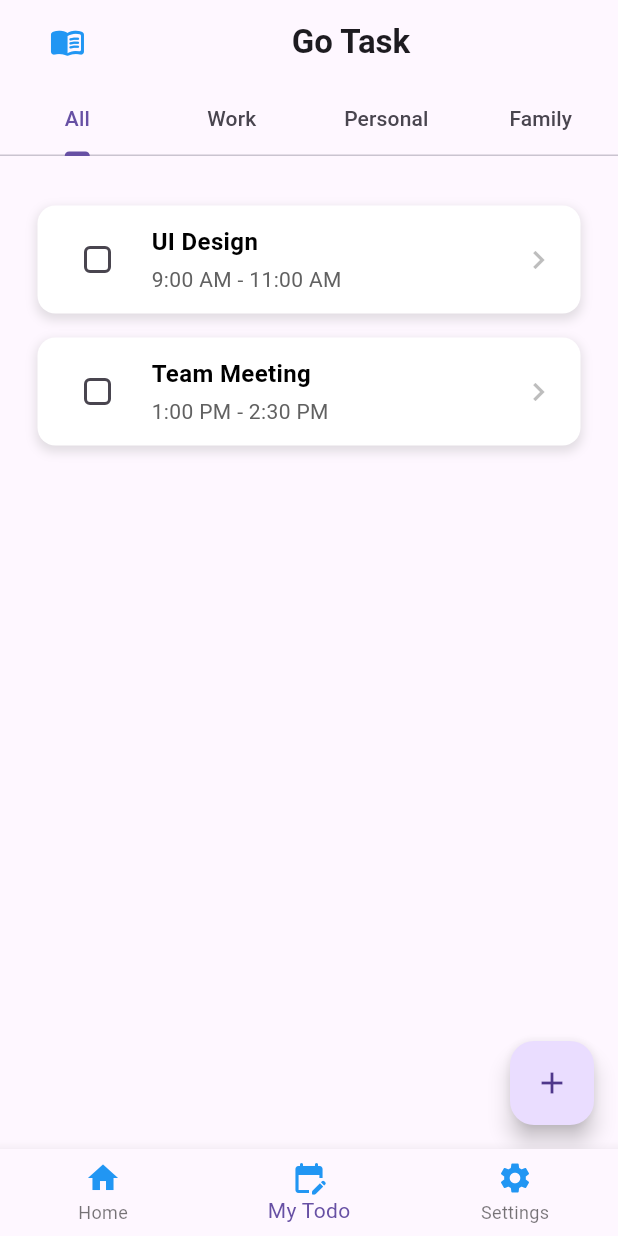
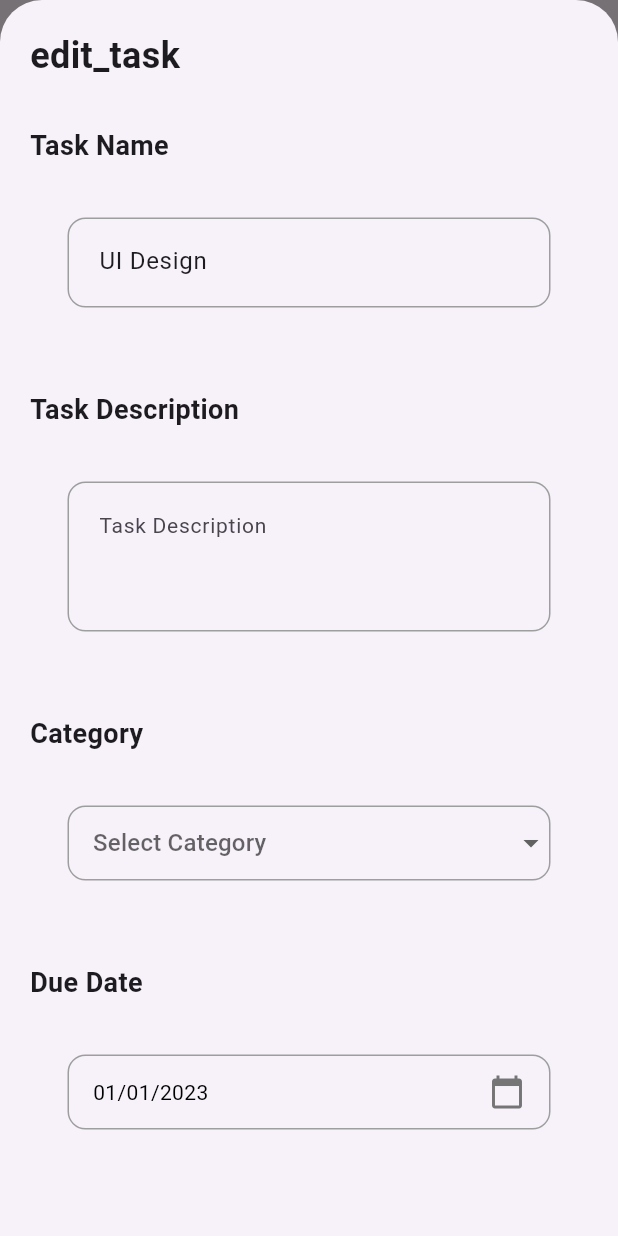
Before and after one commit to faid-terence/Go-Task, a Flutter app: the screen it shows after launch, after a tap on "Get Started", after a tap on "UI Design", on a phone screen of 412 x 824 dp. Run offline on Flutter 3.47's test engine with Material 3 defaults, Android fonts, the phone set to English and light mode, and no system bars; our stand-ins replace easy_localization, hive_flutter; accounts and stored records are empty.

Commit message:
Add edit functionality for todo items
- Create new EditTodoModal widget for editing existing tasks
- Update Todopage to integrate edit functionality
- Implement edit action in TodoList items
- Ensure consistent UI between add and edit interfaces
- Improve user experience by allowing in-place task editing

This commit introduces the ability for users to edit existing todo items,
enhancing the app's functionality and user experience. The new EditTodoModal
maintains UI consistency with the existing AddTodoPage, providing a seamless
interaction for users when modifying task details.

```diff
--- /dev/null
+++ b/lib/components/editTodoModel.dart
@@ -0,0 +1,135 @@
+import 'package:flutter/material.dart';
+import 'package:easy_localization/easy_localization.dart';
+import 'package:todo/components/myButton.dart';
+import 'package:todo/components/myDatePicker.dart';
+import 'package:todo/components/myDropDown.dart';
+import 'package:todo/components/myTextField.dart';
+
+class EditTodoModal extends StatefulWidget {
+  final Map<String, dynamic> task;
+  final Function(Map<String, dynamic>) onSave;
+
+  const EditTodoModal({Key? key, required this.task, required this.onSave})
+      : super(key: key);
+
+  @override
+  _EditTodoModalState createState() => _EditTodoModalState();
+}
+
+class _EditTodoModalState extends State<EditTodoModal> {
+  late TextEditingController taskNameController;
+  late TextEditingController descriptionController;
+  late DateTime? selectedDate;
+  late String? selectedCategory;
+
+  @override
+  void initState() {
+    super.initState();
+    taskNameController = TextEditingController(text: widget.task['taskName']);
+    descriptionController =
+        TextEditingController(text: widget.task['description']);
+    selectedDate = widget.task['startTime'];
+    selectedCategory = widget.task['category'];
+  }
+
+  void saveTask() {
+    if (taskNameController.text.isEmpty ||
+        selectedCategory == null ||
+        selectedDate == null) {
+      ScaffoldMessenger.of(context).showSnackBar(
+        SnackBar(content: Text('please_fill_all_required_fields'.tr())),
+      );
+      return;
+    }
+
+    final updatedTask = {
+      'taskName': taskNameController.text,
+      'description': descriptionController.text,
+      'category': selectedCategory,
+      'startTime': selectedDate,
+      'endTime': selectedDate?.add(const Duration(hours: 1)),
+      'isCompleted': widget.task['isCompleted'],
+    };
+
+    widget.onSave(updatedTask);
+    Navigator.of(context).pop();
+  }
+
+  @override
+  Widget build(BuildContext context) {
+    return Container(
+      padding: const EdgeInsets.all(20),
+      child: SingleChildScrollView(
+        child: Column(
+          crossAxisAlignment: CrossAxisAlignment.start,
+          mainAxisSize: MainAxisSize.min,
+          children: [
+            Text("edit_task".tr(),
+                style:
+                    const TextStyle(fontSize: 24, fontWeight: FontWeight.bold)),
+            const SizedBox(height: 20),
+            _buildSectionTitle("task_name".tr()),
+            Mytextfield(
+              controller: taskNameController,
+              hintText: "task_name".tr(),
+              icon: null,
+              obscureText: false,
+            ),
+            const SizedBox(height: 20),
+            _buildSectionTitle("task_description".tr()),
+            Mytextfield(
+              controller: descriptionController,
+              hintText: "task_description".tr(),
+              obscureText: false,
+              height: 100,
+            ),
+            const SizedBox(height: 20),
+            _buildSectionTitle("category".tr()),
+            CustomDropdown(
+              items: [
+                "work".tr(),
+                "personal".tr(),
+                "family".tr(),
+              ],
+              hint: "Select_category".tr(),
+              value: selectedCategory,
+              onChanged: (String? newValue) {
+                setState(() {
+                  selectedCategory = newValue;
+                });
+              },
+            ),
+            const SizedBox(height: 20),
+            _buildSectionTitle("due_date".tr()),
+            CustomDatePicker(
+              selectedDate: selectedDate,
+              onDateChanged: (DateTime newDate) {
+                setState(() {
+                  selectedDate = newDate;
+                });
+              },
+              hint: "Select_due_date".tr(),
+            ),
+            const SizedBox(height: 30),
+            Center(
+              child: Mybutton(
+                text: "save_changes".tr(),
+                onPressed: saveTask,
+              ),
+            ),
+          ],
+        ),
+      ),
+    );
+  }
+
+  Widget _buildSectionTitle(String title) {
+    return Padding(
+      padding: const EdgeInsets.symmetric(vertical: 10),
+      child: Text(
+        title,
+        style: const TextStyle(fontSize: 18, fontWeight: FontWeight.bold),
+      ),
+    );
+  }
+}
--- a/lib/components/myDropDown.dart
+++ b/lib/components/myDropDown.dart
@@ -9,7 +9,7 @@ class CustomDropdown extends StatefulWidget {
     super.key,
     required this.items,
     required this.hint,
-    required this.onChanged,
+    required this.onChanged, String? value,
   });
 
   @override
--- a/lib/components/todoList.dart
+++ b/lib/components/todoList.dart
@@ -10,6 +10,7 @@ class Todolist extends StatelessWidget {
   final Function(bool?)? onCheck;
   final VoidCallback? onTap;
   final VoidCallback onDelete;
+  final VoidCallback onEdit;
 
   const Todolist({
     super.key,
@@ -20,6 +21,7 @@ class Todolist extends StatelessWidget {
     this.endTime,
     required this.onCheck,
     required this.onDelete,
+    required this.onEdit,
     this.onTap,
   });
 
@@ -102,7 +104,13 @@ class Todolist extends StatelessWidget {
                   ],
                 ),
               ),
-              Icon(Icons.chevron_right, color: Colors.grey[400]),
+              GestureDetector(
+                onTap: onEdit,
+                child: Icon(
+                  Icons.edit_note_rounded,
+                  color: Colors.grey[400],
+                ),
+              ),
             ],
           ),
         ),
--- a/lib/data/database.dart
+++ b/lib/data/database.dart
@@ -22,7 +22,13 @@ class TodoDatabase {
         'endTime': DateTime(2023, 1, 1, 14, 30),
         'category': 'Work',
       },
-      // ... other items ...
+      {
+        'taskName': 'Family Dinner',
+        'isCompleted': false,
+        'startTime': DateTime(2023, 1, 1, 18, 0),
+        'endTime': DateTime(2023, 1, 1, 20, 0),
+        'category': 'Family',
+      },
     ];
   }
 
--- a/lib/main.dart
+++ b/lib/main.dart
@@ -70,7 +70,7 @@ class _MainScreenState extends State<MainScreen> {
         children: [
           Homepage(onGetStarted: () => _onItemTapped(1)),
           const Todopage(),
-          Settingpage(),
+          const Settingpage(),
         ],
       ),
       bottomNavigationBar: _selectedIndex != 0
--- a/lib/pages/todoPage.dart
+++ b/lib/pages/todoPage.dart
@@ -1,5 +1,6 @@
 import 'package:flutter/material.dart';
 import 'package:hive_flutter/hive_flutter.dart';
+import 'package:todo/components/editTodoModel.dart';
 import 'package:todo/components/todoList.dart';
 import 'package:todo/data/database.dart';
 import 'package:todo/pages/addTodoPage.dart';
@@ -36,6 +37,31 @@ class _TodopageState extends State<Todopage> {
         todoDatabase.loadData();
       });
     }
+  }
+
+  void _editTask(Map<String, dynamic> task) {
+    showModalBottomSheet(
+      context: context,
+      isScrollControlled: true,
+      builder: (context) => Padding(
+        padding: EdgeInsets.only(
+          bottom: MediaQuery.of(context).viewInsets.bottom,
+        ),
+        child: EditTodoModal(
+          task: task,
+          onSave: (updatedTask) {
+            setState(() {
+              int index =
+                  todoDatabase.todoItems.indexWhere((item) => item == task);
+              if (index != -1) {
+                todoDatabase.todoItems[index] = updatedTask;
+                todoDatabase.updateData();
+              }
+            });
+          },
+        ),
+      ),
+    );
   }
 
   @override
@@ -121,8 +147,11 @@ class _TodopageState extends State<Todopage> {
                 todoDatabase.updateData();
               });
             },
+            onEdit: () {
+              _editTask(item);
+            },
             onTap: () {
-              // TODO: Implement edit todo item functionality
+              _editTask(item);
             },
           );
         },
```
